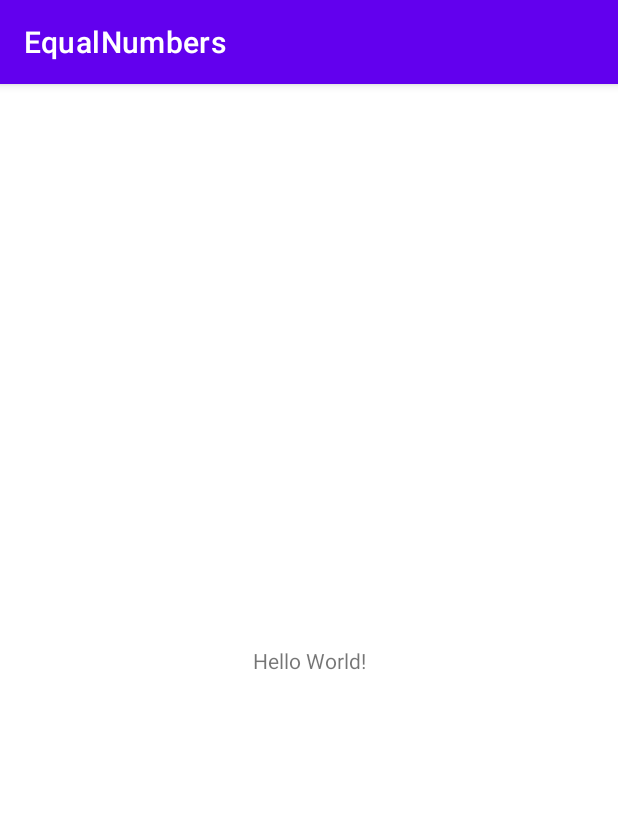
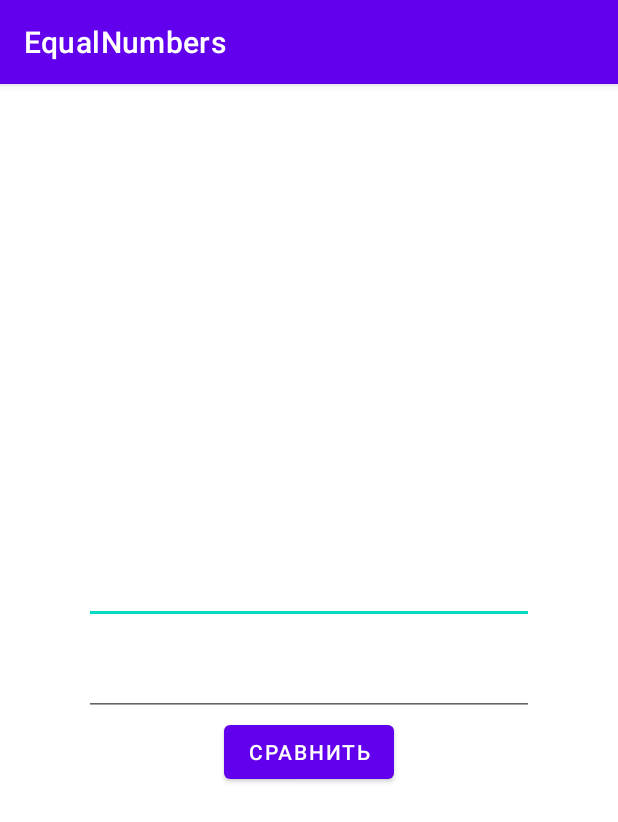
Before and after one commit to Greg2089/EqualNumbers, an Android app: the screen it shows after launch (MainActivity), on a phone screen of 412 x 824 dp. Shown: the top 822 px of the screen. Run offline under Robolectric (Android 15) with nearby library versions, the phone set to English and light mode, and no system bars.

Commit message:
1) Layout complete

```diff
--- a/app/src/main/res/layout/activity_main.xml
+++ b/app/src/main/res/layout/activity_main.xml
@@ -1,18 +1,30 @@
 <?xml version="1.0" encoding="utf-8"?>
-<androidx.constraintlayout.widget.ConstraintLayout xmlns:android="http://schemas.android.com/apk/res/android"
-    xmlns:app="http://schemas.android.com/apk/res-auto"
+<LinearLayout xmlns:android="http://schemas.android.com/apk/res/android"
     xmlns:tools="http://schemas.android.com/tools"
     android:layout_width="match_parent"
     android:layout_height="match_parent"
+    android:layout_gravity="center"
+    android:gravity="center"
+    android:orientation="vertical"
     tools:context=".MainActivity">
 
-    <TextView
+    <EditText
+        android:layout_width="300dp"
+        android:layout_height="wrap_content"
+        android:inputType="number"
+        android:gravity="center"
+        tools:text="11111"
+        android:textSize="30sp" />
+    <EditText
+        android:layout_width="300dp"
+        android:layout_height="wrap_content"
+        android:inputType="number"
+        tools:text="22222"
+        android:gravity="center"
+        android:textSize="30sp" />
+    <Button
         android:layout_width="wrap_content"
         android:layout_height="wrap_content"
-        android:text="Hello World!"
-        app:layout_constraintBottom_toBottomOf="parent"
-        app:layout_constraintEnd_toEndOf="parent"
-        app:layout_constraintStart_toStartOf="parent"
-        app:layout_constraintTop_toTopOf="parent" />
+        android:text="@string/equals"/>
 
-</androidx.constraintlayout.widget.ConstraintLayout>
+</LinearLayout>
--- a/app/src/main/res/values/strings.xml
+++ b/app/src/main/res/values/strings.xml
@@ -1,3 +1,4 @@
 <resources>
     <string name="app_name">EqualNumbers</string>
+    <string name="equals">Сравнить</string>
 </resources>
```
